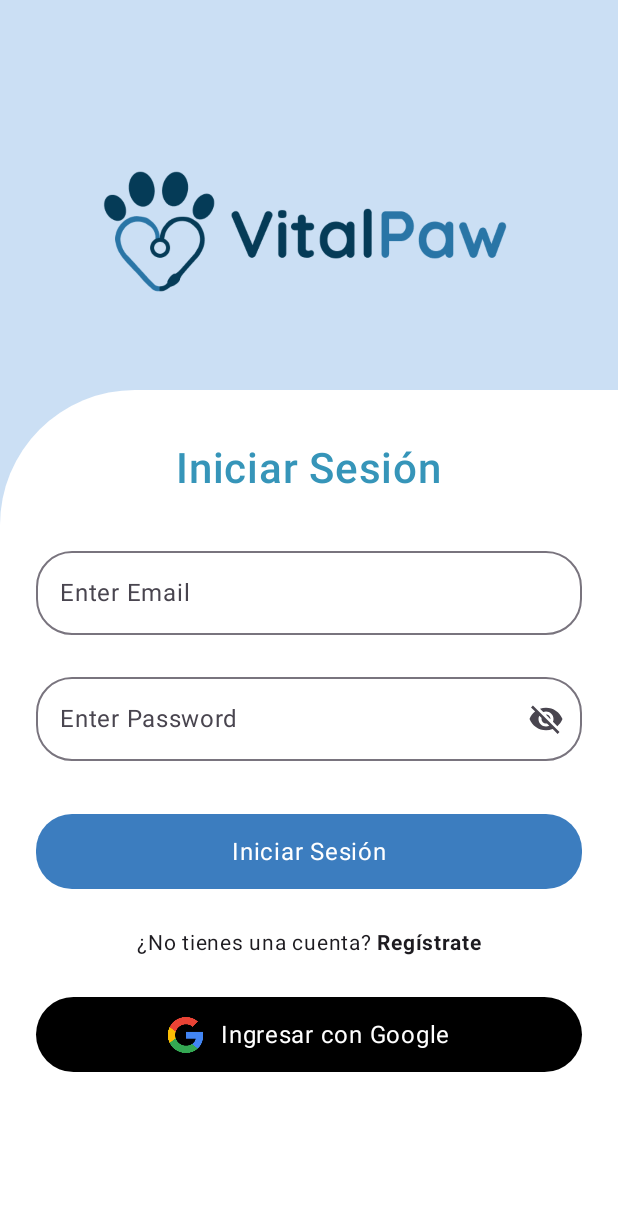
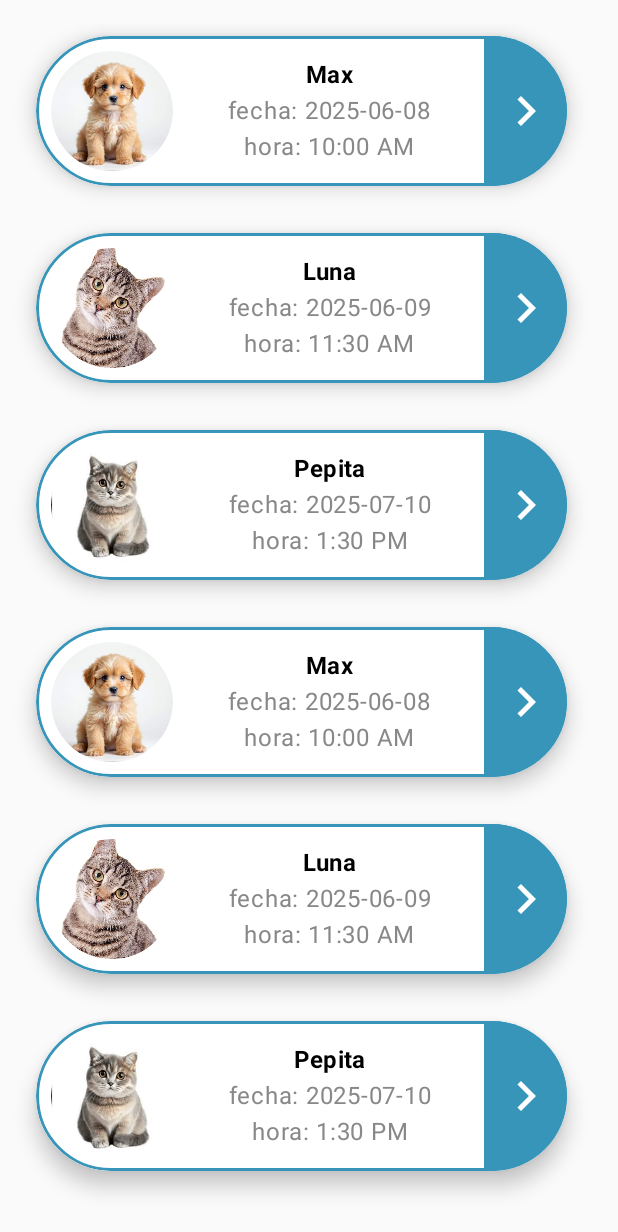
Before and after one commit to Glimmercitos/VitalPaw_UI, an Android app built with Jetpack Compose: the screen it shows after launch (MainActivity), on a phone screen of 412 x 824 dp. Shown: the top 1232 px of the screen. Run offline under Robolectric (Android 15) with nearby library versions, the light colour scheme and no system bars.

Commit message:
:sparkles: Add new screens

```diff
--- a/app/src/main/java/me/vitalpaw/MainActivity.kt
+++ b/app/src/main/java/me/vitalpaw/MainActivity.kt
@@ -6,15 +6,8 @@
 import androidx.activity.enableEdgeToEdge
 import androidx.compose.material3.MaterialTheme
 import me.vitalpaw.ui.screens.veterinario.LoginScreen
-import androidx.compose.foundation.layout.fillMaxSize
-import androidx.compose.foundation.layout.padding
-import androidx.compose.material3.Scaffold
-import androidx.compose.material3.Text
-import androidx.compose.runtime.Composable
-import androidx.compose.ui.Modifier
-import androidx.compose.ui.tooling.preview.Preview
+import me.vitalpaw.ui.screens.veterinario.AppointmentScreen
 import me.vitalpaw.ui.screens.veterinario.RegistrerScreen
-import me.vitalpaw.ui.theme.VitalPawTheme
 
 class MainActivity : ComponentActivity() {
     override fun onCreate(savedInstanceState: Bundle?) {
@@ -22,7 +15,8 @@
         enableEdgeToEdge()
         setContent {
             MaterialTheme {
-                LoginScreen()
+//                LoginScreen()
+                AppointmentScreen()
             }
 
         }
--- /dev/null
+++ b/app/src/main/java/me/vitalpaw/models/Appointment.kt
@@ -0,0 +1,9 @@
+package me.vitalpaw.models
+
+data class Appointment(
+    val id: Int,
+    val imageRes: Int,
+    val petName: String,
+    val date: String,
+    val time: String
+)
--- a/app/src/main/java/me/vitalpaw/ui/components/CardCitasVet.kt
+++ b/app/src/main/java/me/vitalpaw/ui/components/CardCitasVet.kt
@@ -51,16 +51,24 @@
                 .border(2.dp, Color(0xFF3695B9), CircleShape)
         ) {
             // Imagen circular
-            Image(
-                painter = painterResource(id = imageRes),
-                contentDescription = "Foto de $petName",
-                contentScale = ContentScale.Crop,
+            Box(
                 modifier = Modifier
                     .padding(8.dp)
-                    .size(90.dp)
+                    .size(85.dp) // Tamaño total incluyendo el borde
+                    .background(Color.White, CircleShape)
+                    .padding(2.dp) // Espacio para que la imagen no tape el borde
                     .clip(CircleShape)
-                    .border(2.dp, Color.White, CircleShape)
-            )
+            ) {
+                Image(
+                    painter = painterResource(id = imageRes),
+                    contentDescription = "Foto de $petName",
+                    contentScale = ContentScale.Crop,
+                    modifier = Modifier
+                        .fillMaxSize()
+                        .clip(CircleShape)
+                )
+            }
+
 
             // Contenido central
             Column(
--- /dev/null
+++ b/app/src/main/java/me/vitalpaw/ui/screens/veterinario/AssignedAppointments.kt
@@ -0,0 +1,60 @@
+package me.vitalpaw.ui.screens.veterinario
+
+import androidx.compose.foundation.Image
+import androidx.compose.foundation.layout.Arrangement
+import androidx.compose.foundation.layout.Box
+import androidx.compose.foundation.layout.Column
+import androidx.compose.foundation.layout.fillMaxSize
+import androidx.compose.foundation.layout.padding
+import androidx.compose.foundation.rememberScrollState
+import androidx.compose.foundation.verticalScroll
+import androidx.compose.material3.MaterialTheme
+import androidx.compose.material3.Text
+import androidx.compose.runtime.Composable
+import androidx.compose.runtime.LaunchedEffect
+import androidx.compose.ui.Alignment
+import androidx.compose.ui.Modifier
+import androidx.compose.ui.layout.ContentScale
+import androidx.compose.ui.res.painterResource
+import androidx.compose.ui.unit.dp
+import androidx.lifecycle.viewmodel.compose.viewModel
+import me.vitalpaw.ui.components.AppointmentCard
+import me.vitalpaw.viewmodels.AppointmentViewModel
+import me.vitalpaw.R
+
+
+@Composable
+fun AppointmentScreen(viewModel: AppointmentViewModel = viewModel()) {
+    // Carga las citas al iniciar
+    LaunchedEffect(Unit) {
+        viewModel.loadAppointments()
+    }
+
+    val appointments = viewModel.appointments
+
+    Box(modifier = Modifier.fillMaxSize()){
+        if (appointments.isEmpty()) {
+            Box(modifier = Modifier.fillMaxSize(),
+                contentAlignment = Alignment.Center)
+            {
+                Text(text = "Sin citas asignadas", style = MaterialTheme.typography.titleMedium)
+            }
+        } else {
+            Column(modifier = Modifier
+                .padding(16.dp)
+                .verticalScroll(rememberScrollState()),
+                verticalArrangement = Arrangement.spacedBy(15.dp)) {
+                appointments.forEach { appointment ->
+                    AppointmentCard(
+                        imageRes = appointment.imageRes,
+                        petName = appointment.petName,
+                        date = appointment.date,
+                        time = appointment.time,
+                        onClick = {
+                        }
+                    )
+                }
+            }
+        }
+    }
+}
--- /dev/null
+++ b/app/src/main/java/me/vitalpaw/viewmodels/AppointmentViewModel.kt
@@ -0,0 +1,35 @@
+package me.vitalpaw.viewmodels
+
+import androidx.compose.runtime.*
+import androidx.lifecycle.ViewModel
+import me.vitalpaw.models.Appointment
+import me.vitalpaw.R
+
+
+class AppointmentViewModel : ViewModel() {
+
+    // Lista de citas (estado observable)
+    var appointments by mutableStateOf<List<Appointment>>(emptyList())
+        private set
+
+    fun loadAppointments() {
+        // Ejemplo de Lista con citas
+        appointments = listOf(
+            Appointment(1, R.drawable.dog1, "Max", "2025-06-08", "10:00 AM"),
+            Appointment(2, R.drawable.gato1, "Luna", "2025-06-09", "11:30 AM"),
+            Appointment(3, R.drawable.gato02, "Pepita", "2025-07-10", "1:30 PM"),
+            Appointment(4, R.drawable.dog1, "Max", "2025-06-08", "10:00 AM"),
+            Appointment(5, R.drawable.gato1, "Luna", "2025-06-09", "11:30 AM"),
+            Appointment(6, R.drawable.gato02, "Pepita", "2025-07-10", "1:30 PM"),
+            Appointment(7, R.drawable.dog1, "Max", "2025-06-08", "10:00 AM"),
+            Appointment(8, R.drawable.gato02, "Pepita", "2025-07-10", "1:30 PM")
+
+
+            )
+    }
+
+    // Para simular que no hay citas
+    fun clearAppointments() {
+        appointments = emptyList()
+    }
+}
```
Also changed, not shown: app/src/main/java/me/vitalpaw/ui/screens/veterinario/LoginScreen.kt (+0 -8 lines), app/src/main/res/drawable/dog1.png (added), app/src/main/res/drawable/fondo1.png (added), app/src/main/res/drawable/gato02.png (added), app/src/main/res/drawable/gato1.png (added).
